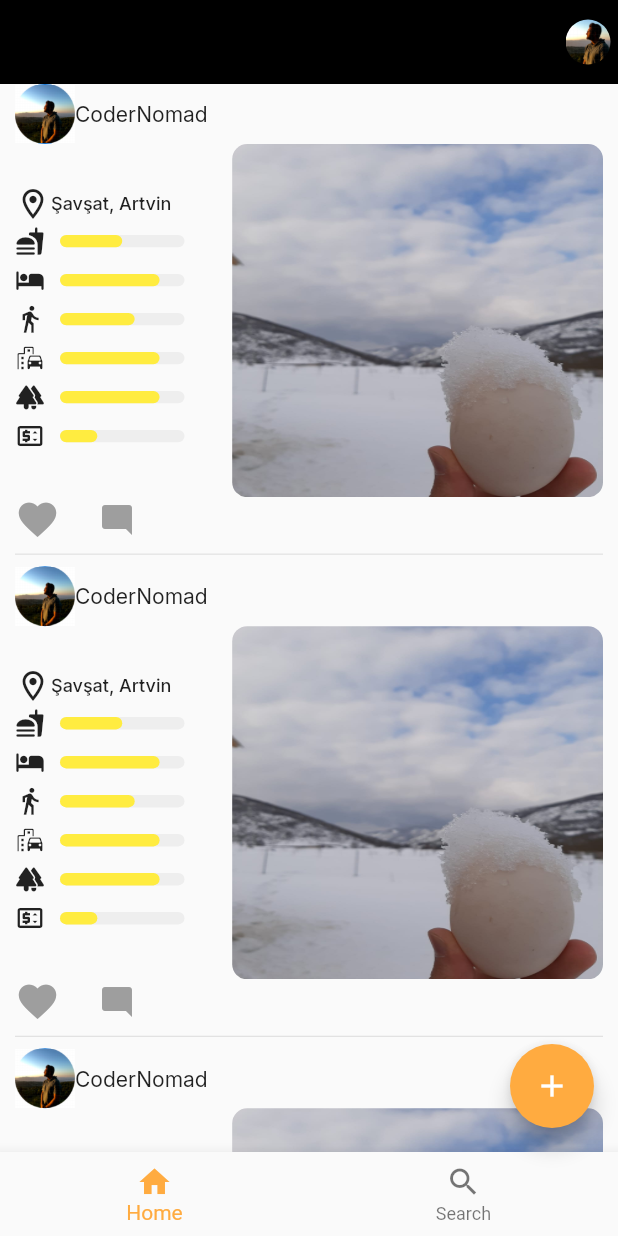
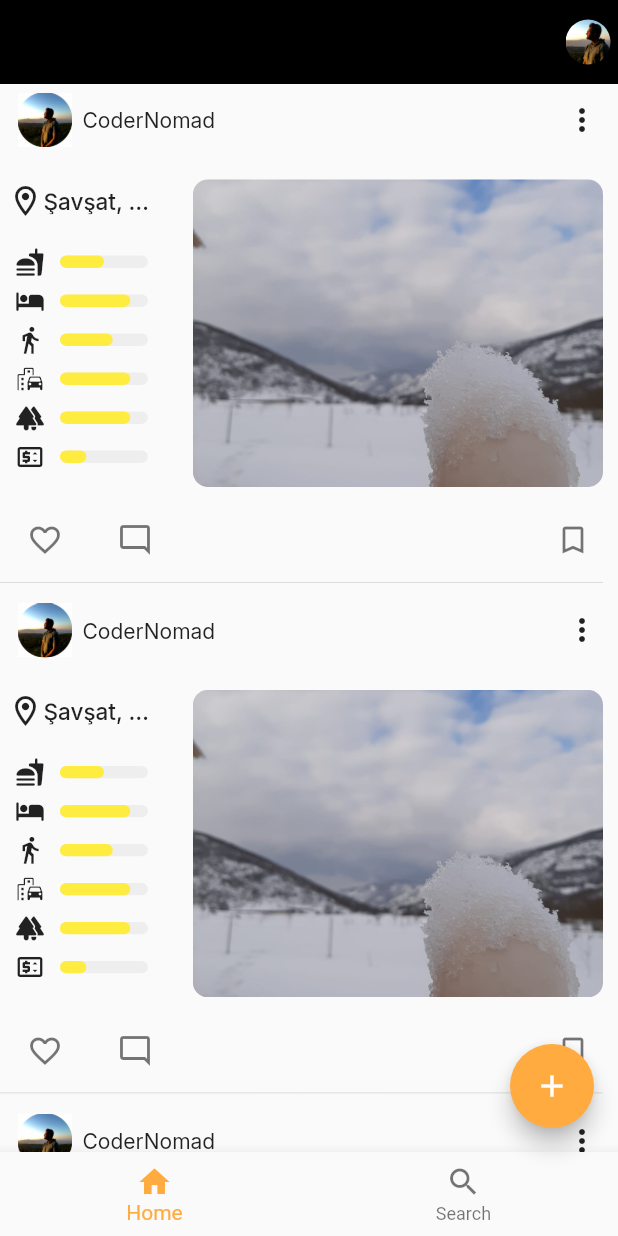
Before and after one commit to KozalakDev/TravelTogFlutter, a Flutter app: the screen it shows after launch, on a phone screen of 412 x 824 dp. Run offline on Flutter 3.47's test engine with Material 2 defaults, Android fonts, the phone set to English and light mode, and no system bars; drawn by our look-alikes of carousel_slider, like_button, percent_indicator; our stand-ins replace csc_picker, flutter_rating_bar, google_fonts, image_picker; missing offline and left inert: cloudinary.

Commit message:
post container design changed

```diff
--- a/lib/consts.dart
+++ b/lib/consts.dart
@@ -3,4 +3,5 @@ import "package:google_fonts/google_fonts.dart";
 
 TextStyle UserNameTextStyle = GoogleFonts.inter();
 TextStyle LocationTextStyle =
-    GoogleFonts.inter(fontSize: 12,fontWeight: FontWeight.w500);
+    GoogleFonts.inter(fontSize: 15, fontWeight: FontWeight.w500);
+Color starColor = Color.fromARGB(255, 255, 236, 64);
--- a/lib/screens/components/rating_list_tile.dart
+++ b/lib/screens/components/rating_list_tile.dart
@@ -25,6 +25,7 @@ class RatingListTile extends StatelessWidget {
           style: GoogleFonts.montserrat(fontSize: 15),
         ),
         trailing: RatingBar(
+            allowHalfRating: true,
             ignoreGestures: disable,
             initialRating: rate ?? 0,
             itemSize: 30,
--- a/lib/screens/detail/detail_screen.dart
+++ b/lib/screens/detail/detail_screen.dart
@@ -8,7 +8,16 @@ import 'package:team_project_1/screens/post/components/image_slider.dart';
 import 'package:team_project_1/screens/components/rating_list_tile.dart';
 
 class DetailScreen extends StatelessWidget {
-  const DetailScreen({super.key});
+  DetailScreen({super.key});
+
+  final Map<String, double> ratingsMap = {
+    'Food': 4.0,
+    'Staying': 8.0,
+    'Activites': 6.0,
+    'Transportation': 9.0,
+    'Nature': 8.0,
+    'Pricing': 5.0
+  };
 
   @override
   Widget build(BuildContext context) {
@@ -60,18 +69,16 @@ class DetailScreen extends StatelessWidget {
               ],
             ),
             Padding(
-              padding: const EdgeInsets.only(top: 20),
+              padding: const EdgeInsets.only(top: 10),
               child: Column(
-                children: [
-                  RatingListTile(text: "Food", disable: false, rate: 5,),
-                  RatingListTile(text: "Staying", disable: false, rate: 5),
-                  RatingListTile(text: "Activities", disable: false, rate: 5),
-                  RatingListTile(
-                      text: "Transportation", disable: false, rate: 5),
-                  RatingListTile(text: "Nature", disable: false, rate: 5),
-                  RatingListTile(text: "Pricing", disable: false, rate: 5),
-                ],
-              ),
+                  children: ratingsMap.entries.map((entry) {
+                return RatingListTile(
+                  text: entry.key,
+                  disable: false,
+                  rate: entry.value / 2,
+
+                );
+              }).toList()),
             )
           ],
         ),
--- a/lib/screens/post/components/image_slider.dart
+++ b/lib/screens/post/components/image_slider.dart
@@ -17,8 +17,8 @@ class ImageSlider extends StatelessWidget {
               borderRadius: const BorderRadius.all(Radius.circular(10)),
               child: Image.asset(
                 "assets/images/$e.png",
-                fit: BoxFit.fill,
-                width: SizeConfig.screenWidth! * 3 / 5,
+                fit: BoxFit.cover,
+                width: SizeConfig.screenWidth! * 3.5 / 5 - 10,
               ),
               // filterQuality: FilterQuality.high,
             );
--- a/lib/screens/post/components/interractions_row.dart
+++ b/lib/screens/post/components/interractions_row.dart
@@ -2,61 +2,73 @@ import 'package:flutter/material.dart';
 import 'package:google_fonts/google_fonts.dart';
 import 'package:like_button/like_button.dart';
 
-class InterractionsRow extends StatelessWidget {
+class InterractionsRow extends StatefulWidget {
   const InterractionsRow({
     super.key,
   });
+
+  @override
+  State<InterractionsRow> createState() => _InterractionsRowState();
+}
+
+class _InterractionsRowState extends State<InterractionsRow> {
+  bool isLiked = false;
+  bool isBookmarked = false;
 
   @override
   Widget build(BuildContext context) {
     return Row(
       mainAxisAlignment: MainAxisAlignment.start,
       children: [
-        LikeButton(
-          likeCountAnimationType: LikeCountAnimationType.all,
-          likeCount: 0,
-          countBuilder: (count, isLiked, text) {
-            Widget result;
-            if (count == 0) {
-              result = Text(
-                "",
-                style: GoogleFonts.inter(color: Colors.red),
-              );
-            } else {
-              result = Text(
-                text,
-                style: GoogleFonts.inter(color: Colors.red),
-              );
-            }
-            return result;
+        IconButton(
+          constraints: const BoxConstraints(),
+          visualDensity: VisualDensity.compact,
+          icon: Icon(
+            isLiked ? Icons.favorite : Icons.favorite_border_outlined,
+            color: isLiked ? Colors.redAccent : Colors.black54,
+            // size: 14,
+          ),
+          onPressed: () {
+            setState(() {
+              isLiked = !isLiked;
+            });
           },
         ),
         const SizedBox(
           width: 20,
         ),
-        LikeButton(
-          likeBuilder: (isLiked) {
-            return Icon(
-              Icons.mode_comment_rounded,
-              color: isLiked ? Colors.deepOrangeAccent : Colors.grey.shade500,
-            );
+        IconButton(
+          constraints: const BoxConstraints(),
+          visualDensity: VisualDensity.compact,
+          icon: const Icon(
+            Icons.mode_comment_outlined,
+            color: Colors.black54,
+          ),
+          onPressed: () {
+            // showModalBottomSheet(
+            // context: context,
+            // isScrollControlled: true,
+            // useSafeArea: true,
+            // shape: const RoundedRectangleBorder(
+            //     borderRadius: BorderRadius.vertical(top: Radius.circular(30))),
+            // builder: (context) {
+            //   return CommnentScreen();
+            // });
           },
-          likeCount: 0,
-          countBuilder: (count, bool isCommented, String text) {
-            var color = isCommented ? Colors.orange : Colors.red;
-            Widget result;
-            if (count == 0) {
-              result = Text(
-                "",
-                style: TextStyle(color: color),
-              );
-            } else {
-              result = Text(
-                text,
-                style: TextStyle(color: color),
-              );
-            }
-            return result;
+        ),
+        const Spacer(),
+        IconButton(
+          constraints: const BoxConstraints(),
+          visualDensity: VisualDensity.compact,
+          icon: Icon(
+            isBookmarked ? Icons.bookmark : Icons.bookmark_border_outlined,
+            color: Colors.black54,
+            // size: 14,
+          ),
+          onPressed: () {
+            setState(() {
+              isBookmarked = !isBookmarked;
+            });
           },
         )
       ],
--- a/lib/screens/post/components/linear_rate_bar.dart
+++ b/lib/screens/post/components/linear_rate_bar.dart
@@ -1,5 +1,6 @@
 import 'package:flutter/material.dart';
 import 'package:percent_indicator/linear_percent_indicator.dart';
+import 'package:team_project_1/consts.dart';
 import 'package:team_project_1/size_config.dart';
 
 class LinearRateBar extends StatelessWidget {
@@ -15,11 +16,11 @@ class LinearRateBar extends StatelessWidget {
         animation: false,
         leading: Icon(icon, size: 20),
         barRadius: const Radius.circular(30),
-        width: SizeConfig.screenWidth! / 4,
+        // width: SizeConfig.screenWidth! * 1.5 / 5 - 20,
         lineHeight: SizeConfig.screenHeight! / 100,
         percent: rate,
         backgroundColor: Colors.grey.shade200,
-        progressColor: Color.fromARGB(255, 255, 236, 64),
+        progressColor: starColor,
       ),
     );
   }
--- a/lib/screens/post/components/post_container.dart
+++ b/lib/screens/post/components/post_container.dart
@@ -21,74 +21,144 @@ class PostContainer extends StatelessWidget {
             shape: const RoundedRectangleBorder(
                 borderRadius: BorderRadius.vertical(top: Radius.circular(30))),
             builder: (context) {
-              return const DetailScreen();
+              return DetailScreen();
             });
       },
       child: Container(
-        padding: const EdgeInsets.symmetric(horizontal: 10),
+        // padding: const EdgeInsets.fromLTRB(10, 0, 0, 0),
         child: Column(
           children: [
-            Row(
+            Padding(
+              padding: const EdgeInsets.only(left: 10),
+              child: Row(
+                mainAxisAlignment: MainAxisAlignment.start,
                 children: [
-                CircleAvatar(
+                  SizedBox(
+                    height: 36,
+                    child: CircleAvatar(
                       radius: 20,
                       child: Image.asset("assets/images/ca.png"),
                     ),
+                  ),
+                  const SizedBox(
+                    width: 5,
+                  ),
                   Text("CoderNomad", style: constants.UserNameTextStyle),
+                  Spacer(),
+                  PopupMenuButton(
+                    itemBuilder: (context) => <PopupMenuEntry>[
+                      const PopupMenuItem<String>(
+                        value: 'Edit',
+                        child: Text('Edit'),
+                      ),
+                      const PopupMenuItem<String>(
+                        value: 'Delete',
+                        child: Text(
+                          'Delete',
+                        ),
+                      ),
+                    ],
+                  )
                 ],
               ),
-            Row(
+            ),
+            const SizedBox(
+              height: 10,
+            ),
+            Container(
+              padding: const EdgeInsets.fromLTRB(0, 0, 10, 0),
+              child: Column(
+                children: [
+                  SizedBox(
+                    height: SizeConfig.screenWidth! * (3.5 / 5) * 3 / 4,
+                    child: Row(
                       mainAxisAlignment: MainAxisAlignment.spaceBetween,
                       children: [
-                Container(
-                  // width: SizeConfig.screenWidth! * 2 / 5,
+                        SizedBox(
+                          width: SizeConfig.screenWidth! * 1.5 / 5 - 15,
                           child: Column(
                             crossAxisAlignment: CrossAxisAlignment.start,
+                            mainAxisAlignment: MainAxisAlignment.spaceBetween,
                             children: [
-                      Row(
+                              const SizedBox(
+                                height: 5,
+                              ),
+                              Padding(
+                                padding: const EdgeInsets.only(left: 5),
+                                child: Row(
+                                  // mainAxisAlignment: MainAxisAlignment.start,
+                                  // crossAxisAlignment: CrossAxisAlignment.start,
                                   children: [
                                     const Icon(Icons.location_on_outlined),
-                          Text(
+                                    Expanded(
+                                      child: Text(
                                         "Şavşat, Artvin",
                                         style: constants.LocationTextStyle,
+                                        overflow: TextOverflow.ellipsis,
+                                      ),
                                     ),
                                   ],
                                 ),
-                      const LinearRateBar(
+                              ),
+                              const SizedBox(
+                                height: 10,
+                              ),
+                              Padding(
+                                padding: const EdgeInsets.fromLTRB(10, 0, 0, 0),
+                                child: Column(
+                                  children: const [
+                                    LinearRateBar(
                                       icon: Icons.fastfood_rounded,
                                       rate: 0.5,
                                     ),
-                      const LinearRateBar(
+                                    LinearRateBar(
                                       icon: Icons.hotel_rounded,
                                       rate: 0.8,
                                     ),
-                      const LinearRateBar(
+                                    LinearRateBar(
                                       icon: Icons.directions_walk,
                                       rate: 0.6,
                                     ),
-                      const LinearRateBar(
+                                    LinearRateBar(
                                       icon: Icons.emoji_transportation_rounded,
                                       rate: 0.8,
                                     ),
-                      const LinearRateBar(
+                                    LinearRateBar(
                                       icon: Icons.forest_rounded,
                                       rate: 0.8,
                                     ),
-                      const LinearRateBar(
+                                    LinearRateBar(
                                       icon: Icons.price_change_outlined,
                                       rate: 0.3,
                                     ),
                                   ],
                                 ),
                               ),
+                              const SizedBox(
+                                height: 10,
+                              ),
+                            ],
+                          ),
+                        ),
+                        const SizedBox(width: 10),
                         SizedBox(
-                    width: SizeConfig.screenWidth! * 3 / 5,
-                    height: SizeConfig.screenHeight! / 3.5,
+                            width: SizeConfig.screenWidth! * 3.5 / 5 - 15,
+                            // height: SizeConfig.screenHeight! / 4,
                             child: const ImageSlider()),
                       ],
                     ),
-            const InterractionsRow(),
+                  ),
+                  const SizedBox(
+                    height: 10,
+                  ),
+                  const Padding(
+                    padding: EdgeInsets.fromLTRB(10, 0, 0, 0),
+                    child: InterractionsRow(),
+                  ),
                   const Divider()
+                ],
+              ),
+            ),
           ],
         ),
       ),
--- a/pubspec.yaml
+++ b/pubspec.yaml
@@ -37,6 +37,7 @@ dependencies:
   flutter_rating_bar: ^4.0.1
   google_fonts: ^4.0.3
   http: ^0.13.5
+  image_cropper: ^3.0.1
   image_picker: ^0.8.6+1
   like_button: ^2.0.5
   percent_indicator: ^4.2.2
```
Also changed, not shown: pubspec.lock. Lines whose indentation alone changed are shown as unchanged.
